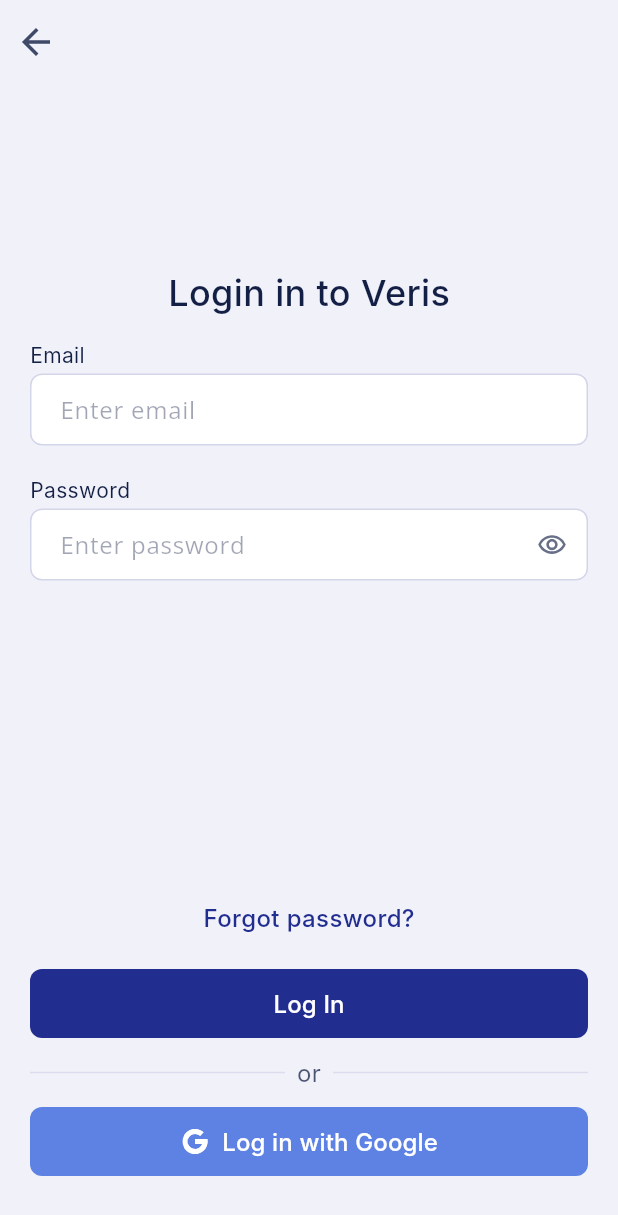
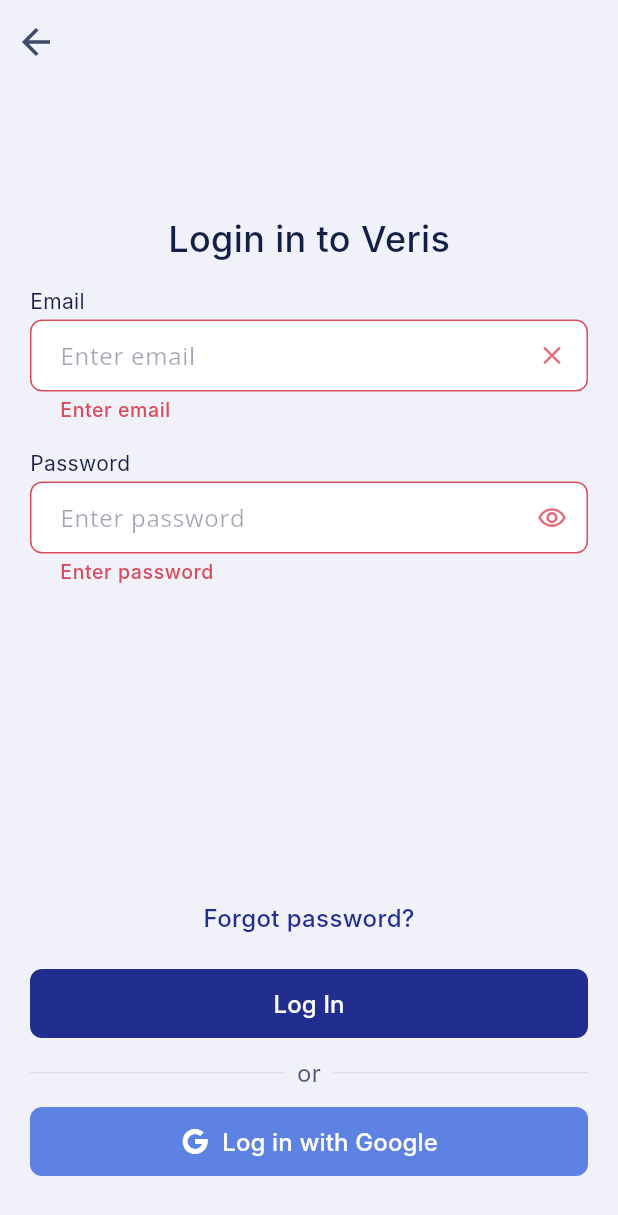
Before and after one commit to davidplans/veris, a Flutter app: the LoginPage screen opened directly, after a tap on "Log In", on a phone screen of 412 x 824 dp. Shown: the top 1215 px of the screen. Run offline on Flutter 3.47's test engine with Material 3 defaults, Android fonts, the light colour scheme and no system bars; our stand-ins replace camera, cloud_firestore, dio, equatable, firebase_auth, firebase_core and 12 more; missing offline and left inert: flow_builder, mobile_scanner, overlay_loading_progress, svg_path_parser; accounts and stored records are empty; Roboto replaces fonts that are missing (Inter); statements that could not run were skipped.

Commit message:
VR-116173440 Implementation Login validation.

```diff
--- a/lib/common/widgets/app_bar_widget.dart
+++ b/lib/common/widgets/app_bar_widget.dart
@@ -1,4 +1,3 @@
-import 'package:Veris/routes/routes.dart';
 import 'package:flutter/material.dart';
 import 'package:flutter_svg/flutter_svg.dart';
 
@@ -40,8 +39,11 @@
       // ],
       leading: Padding(
         padding: const EdgeInsets.all(10.0),
-        child: SvgPicture.asset(
-          'assets/icons/arrow-backword.svg',
+        child: GestureDetector(
+          onTap: () => Navigator.pop(context),
+          child: SvgPicture.asset(
+            'assets/icons/arrow-backword.svg',
+          ),
         ),
       ),
       leadingWidth: 48.0,
--- a/lib/common/widgets/ui_components/input_text_component.dart
+++ b/lib/common/widgets/ui_components/input_text_component.dart
@@ -1,3 +1,4 @@
+import 'package:Veris/core/utils/main_constants.dart';
 import 'package:Veris/style/color_constants.dart';
 import 'package:Veris/style/font_constants.dart';
 import 'package:flutter/material.dart';
@@ -13,14 +14,14 @@
   final String? errorText;
   final bool isEnable;
   final bool isValid;
-  // final bool canValidate;
   final bool autoCapitalize;
   final bool isObscureText;
-  final List<String>? assetsList;
+  final List<String>? iconsList;
   final Color sufixIconColor;
+  final String? iconAction;
 
-  const InputTextComponent({
-    super.key,
+  const InputTextComponent(
+      {super.key,
       required this.onChanged,
       this.controller,
       this.keyboardType = TextInputType.text,
@@ -32,10 +33,9 @@
       this.isValid = false,
       this.autoCapitalize = false,
       this.isObscureText = false,
-    this.assetsList,
+      this.iconsList,
       this.sufixIconColor = ColorConstants.iconPrimaryColor,
-    // this.canValidate = false,
-  });
+      this.iconAction});
 
   @override
   State<InputTextComponent> createState() => _InputTextComponentState();
@@ -68,13 +68,11 @@
                 color: ColorConstants.textPrimaryColor,
                 fontFamily: FontConstants.interFontFamily,
                 fontWeight: FontWeight.w400,
-              height: 1.14286
+                height: 1.14286),
           ),
         ),
-        ),
-        SizedBox(
-          height: 50,
-          child: TextField(
+        TextField(
+          key: const Key('InputTextComponent'),
           autocorrect: false,
           controller: widget.controller,
           keyboardType: widget.keyboardType,
@@ -86,6 +84,13 @@
           cursorWidth: 1.0,
           cursorColor: ColorConstants.textPrimaryColor,
           decoration: InputDecoration(
+              errorText: widget.errorText,
+              errorStyle: const TextStyle(
+                  color: ColorConstants.generalWarningColor,
+                  fontFamily: FontConstants.interFontFamily,
+                  fontSize: FontConstants.fontSize13,
+                  fontWeight: FontWeight.w500,
+                  height: 1.23),
               contentPadding: const EdgeInsets.only(
                   left: 16, top: 8.0, right: 12.0, bottom: 8.0),
               enabled: widget.isEnable,
@@ -93,53 +98,58 @@
               fillColor: ColorConstants.generalInvertedColor,
               floatingLabelBehavior: FloatingLabelBehavior.never,
               enabledBorder: OutlineInputBorder(
-                  borderRadius:
-                      BorderRadius.all(Radius.circular(_borderRadius)),
+                borderRadius: BorderRadius.all(Radius.circular(_borderRadius)),
                 borderSide: BorderSide(
-                    color:ColorConstants.inputBoarderDefaultColor,
+                  color: ColorConstants.inputBoarderDefaultColor,
                   width: _borderWidth,
                 ),
               ),
               focusedBorder: OutlineInputBorder(
-                  borderRadius:
-                      BorderRadius.all(Radius.circular(_borderRadius)),
+                borderRadius: BorderRadius.all(Radius.circular(_borderRadius)),
                 borderSide: BorderSide(
                   color: ColorConstants.inputBoarderFocusedColor,
                   width: _borderWidth,
                 ),
               ),
               errorBorder: OutlineInputBorder(
-                  borderRadius:
-                      BorderRadius.all(Radius.circular(_borderRadius)),
+                borderRadius: BorderRadius.all(Radius.circular(_borderRadius)),
                 borderSide: BorderSide(
                   color: ColorConstants.generalWarningColor,
                   width: _borderWidth,
                 ),
               ),
               focusedErrorBorder: OutlineInputBorder(
-                  borderRadius:
-                      BorderRadius.all(Radius.circular(_borderRadius)),
+                borderRadius: BorderRadius.all(Radius.circular(_borderRadius)),
                 borderSide: BorderSide(
                   color: ColorConstants.generalWarningColor,
                   width: _borderWidth,
                 ),
               ),
               labelText: widget.placeHolderText,
-                errorText: null,
               hintText: widget.hintText,
               labelStyle:
                   const TextStyle(color: ColorConstants.textDisabledColor),
-                suffixIcon: widget.assetsList != null
+              suffixIcon: widget.iconsList != null
                   ? IconButton(
                       onPressed: () => setState(() {
+                        switch (widget.iconAction) {
+                          case MainConstants.visibilityIconAction:
                             _visibility = !_visibility;
                             _isObscureText = !_isObscureText;
+                            break;
+                          case MainConstants.cleanIconAction:
+                            widget.controller!.clear();
+                        }
                       }),
                       icon: SvgPicture.asset(
-                          colorFilter: ColorFilter.mode(widget.sufixIconColor, BlendMode.srcIn),
+                        colorFilter: ColorFilter.mode(
+                            widget.errorText == null
+                                ? widget.sufixIconColor
+                                : ColorConstants.generalWarningColor,
+                            BlendMode.srcIn),
                         _visibility
-                              ? widget.assetsList![0]
-                              : widget.assetsList![1],
+                            ? widget.iconsList![0]
+                            : widget.iconsList![1],
                       ),
                     )
                   : null),
@@ -147,7 +157,17 @@
             widget.onChanged(text);
           }),
         ),
-        ),
+        // widget.errorText != null
+        //     ? Text(
+        //         widget.errorText!,
+        //         style: TextStyle(
+        //             color: ColorConstants.generalWarningColor,
+        //             fontFamily: FontConstants.interFontFamily,
+        //             fontSize: FontConstants.fontSize13,
+        //             fontWeight: FontWeight.w500,
+        //             height: 1.23),
+        //       )
+        //     : Container()
       ],
     );
   }
--- /dev/null
+++ b/lib/core/utils/main_constants.dart
@@ -0,0 +1,4 @@
+class MainConstants {
+  static const String cleanIconAction = 'clean';
+  static const String visibilityIconAction = 'visibility';
+}
--- a/lib/features/authentication/models/login_state.dart
+++ b/lib/features/authentication/models/login_state.dart
@@ -31,6 +31,7 @@
       email: email ?? this.email,
       password: password ?? this.password,
       isValid: isValid ?? this.isValid,
+      status: status ?? this.status,
       errorMessage: errorMessage ?? this.errorMessage,
     );
   }
--- a/lib/features/authentication/services/login_cubit.dart
+++ b/lib/features/authentication/services/login_cubit.dart
@@ -47,8 +47,9 @@
           status: FormzSubmissionStatus.failure,
         ),
       );
-    } catch (_) {
-      emit(state.copyWith(status: FormzSubmissionStatus.failure));
+    } catch (e) {
+      print(e);
+      // emit(state.copyWith(status: FormzSubmissionStatus.failure));
     }
   }
 }
--- a/lib/features/authentication/view/login_form.dart
+++ b/lib/features/authentication/view/login_form.dart
@@ -1,8 +1,8 @@
 import 'package:Veris/common/widgets/ui_components/input_text_component.dart';
 import 'package:Veris/common/widgets/ui_components/custom_button.dart';
+import 'package:Veris/core/utils/main_constants.dart';
 import 'package:Veris/features/authentication/models/login_state.dart';
 import 'package:Veris/features/authentication/services/login_cubit.dart';
-import 'package:Veris/features/authentication/view/signup_page.dart';
 import 'package:Veris/features/intro/view/welcome_page.dart';
 import 'package:Veris/style/color_constants.dart';
 import 'package:Veris/style/font_constants.dart';
@@ -10,9 +10,18 @@
 import 'package:flutter_bloc/flutter_bloc.dart';
 import 'package:formz/formz.dart';
 
-class LoginForm extends StatelessWidget {
+class LoginForm extends StatefulWidget {
   const LoginForm({Key? key}) : super(key: key);
 
+  @override
+  State<LoginForm> createState() => _LoginFormState();
+}
+
+class _LoginFormState extends State<LoginForm> {
+  final _formKey = GlobalKey<FormState>();
+  bool _canEmailValidate = false;
+  bool _canPasswordValidate = false;
+final TextEditingController _emailController = TextEditingController();
   @override
   Widget build(BuildContext context) {
     return BlocListener<LoginCubit, LoginState>(
@@ -27,6 +36,8 @@
             );
         }
       },
+      child: Form(
+        key: _formKey,
         child: Column(
           mainAxisSize: MainAxisSize.min,
           children: [
@@ -47,9 +58,68 @@
                         height: 1.166666),
                   ),
                   const SizedBox(height: 20),
-                _EmailInput(),
+                  BlocBuilder<LoginCubit, LoginState>(
+                    buildWhen: (previous, current) =>
+                        previous.email != current.email,
+                    builder: (context, state) {
+                      return InputTextComponent(
+                        key: const Key('loginForm_emailInput_textField'),
+                        onChanged: (email) {
+                          _canEmailValidate = false;
+                          context.read<LoginCubit>().emailChanged(email);
+                        },
+                        controller: _emailController,
+                        keyboardType: TextInputType.emailAddress,
+                        placeHolderText: 'Enter email',
+                        labelText: 'Email',
+                        hintText: '',
+                        isValid: !state.email.isNotValid &&
+                            state.email.value.isNotEmpty,
+                        errorText:
+                            state.email.value.isEmpty && _canEmailValidate
+                                ? 'Enter email'
+                                : state.email.isNotValid && _canEmailValidate
+                                    ? 'Incorrect email'
+                                    : null,
+                        iconsList: _canEmailValidate
+                            ? const [
+                                'assets/icons/close.svg',
+                              ]
+                            : null,
+                            iconAction: MainConstants.cleanIconAction,
+                      );
+                    },
+                  ),
                   const SizedBox(height: 20),
-                _PasswordInput(),
+                  BlocBuilder<LoginCubit, LoginState>(
+                    buildWhen: (previous, current) =>
+                        previous.password != current.password,
+                    builder: (context, state) {
+                      return InputTextComponent(
+                        key: const Key('loginForm_passwordInput_textField'),
+                        onChanged: (password) {
+                          _canPasswordValidate = false;
+                          context.read<LoginCubit>().passwordChanged(password);
+                        },
+                        isObscureText: false,
+                        labelText: 'Password',
+                        placeHolderText: 'Enter password',
+                        isValid: !state.password.isNotValid &&
+                            state.password.value.isNotEmpty,
+                        errorText: state.password.value.isEmpty &&
+                                _canPasswordValidate
+                            ? 'Enter password'
+                            : state.password.isNotValid && _canPasswordValidate
+                                ? 'Incorrect password'
+                                : null,
+                        iconsList: const [
+                          'assets/icons/visibility.svg',
+                          'assets/icons/visibility-off.svg'
+                        ],
+                        iconAction: MainConstants.visibilityIconAction,
+                      );
+                    },
+                  ),
                 ],
               ),
             ),
@@ -62,7 +132,35 @@
                 children: [
                   _ForgotPassword(),
                   const SizedBox(height: 10),
-                _LoginButton(),
+                  BlocBuilder<LoginCubit, LoginState>(
+                    // buildWhen: (previous, current) =>
+                    //     previous.status != current.status,
+                    builder: (context, state) {
+                      return state.status.isInProgress
+                          ? const CircularProgressIndicator(
+                              valueColor: AlwaysStoppedAnimation<Color>(
+                                  Color(0xFF189B8D)))
+                          : CustomButton(
+                              key: const Key('loginForm_continue_raisedButton'),
+                              title: 'Log In',
+                              backgroundColor:
+                                  ColorConstants.btnPrimaryDefaultColor,
+                              titleColor: ColorConstants.textInvertedColor,
+                              onPressed: () {
+                                setState(() {
+                                  if (state.email.isNotValid) {
+                                    _canEmailValidate = true;
+                                  }
+                                  if (state.password.isNotValid) {
+                                    _canPasswordValidate = true;
+                                  }
+                                });
+                                context
+                                    .read<LoginCubit>()
+                                    .logInWithCredentials();
+                              });
+                    },
+                  ),
                   const SizedBox(height: 12),
                   const _Divider(),
                   const SizedBox(height: 12),
@@ -71,6 +169,7 @@
               ),
             ),
           ],
+        ),
       ),
     );
   }
@@ -110,50 +209,6 @@
   }
 }
 
-class _EmailInput extends StatelessWidget {
-  @override
-  Widget build(BuildContext context) {
-    return BlocBuilder<LoginCubit, LoginState>(
-      buildWhen: (previous, current) => previous.email != current.email,
-      builder: (context, state) {
-        return InputTextComponent(
-          key: const Key('loginForm_emailInput_textField'),
-          onChanged: (email) => context.read<LoginCubit>().emailChanged(email),
-          keyboardType: TextInputType.emailAddress,
-          placeHolderText: 'Enter email',
-          labelText: 'Email',
-          hintText: '',
-          errorText: state.email.isNotValid ? 'Incorrect email' : null,
-        );
-      },
-    );
-  }
-}
-
-class _PasswordInput extends StatelessWidget {
-  @override
-  Widget build(BuildContext context) {
-    return BlocBuilder<LoginCubit, LoginState>(
-      buildWhen: (previous, current) => previous.password != current.password,
-      builder: (context, state) {
-        return InputTextComponent(
-          key: const Key('loginForm_passwordInput_textField'),
-          onChanged: (password) =>
-              context.read<LoginCubit>().passwordChanged(password),
-          isObscureText: false,
-          labelText: 'Password',
-          placeHolderText: 'Enter password',
-          errorText: state.password.isNotValid ? 'Incorrect password' : null,
-          assetsList: const [
-            'assets/icons/visibility.svg',
-            'assets/icons/visibility-off.svg'
-          ],
-        );
-      },
-    );
-  }
-}
-
 class _ForgotPassword extends StatelessWidget {
   @override
   Widget build(BuildContext context) {
@@ -179,28 +234,6 @@
   }
 }
 
-class _LoginButton extends StatelessWidget {
-  @override
-  Widget build(BuildContext context) {
-    return BlocBuilder<LoginCubit, LoginState>(
-      buildWhen: (previous, current) => previous.status != current.status,
-      builder: (context, state) {
-        return state.status.isInProgress
-            ? const CircularProgressIndicator(
-                valueColor: AlwaysStoppedAnimation<Color>(Color(0xFF189B8D)))
-            : CustomButton(
-                key: const Key('loginForm_continue_raisedButton'),
-                title: 'Log In',
-                backgroundColor: ColorConstants.btnPrimaryDefaultColor,
-                titleColor: ColorConstants.textInvertedColor,
-                onPressed: () =>
-                    context.read<LoginCubit>().logInWithCredentials(),
-              );
-      },
-    );
-  }
-}
-
 class _SignUpButton extends StatelessWidget {
   @override
   Widget build(BuildContext context) {
@@ -210,7 +243,11 @@
       titleColor: ColorConstants.iconInvertedColor,
       backgroundColor: ColorConstants.btnLogInGoogleColor,
       prefixIconPath: "assets/icons/google.svg",
-      onPressed: () => Navigator.of(context).push<void>(WelcomePage.route()),
+      onPressed: () {
+        Navigator.of(context).push<void>(
+          WelcomePage.route(),
+        );
+      },
     );
   }
 }
--- a/lib/features/authentication/view/login_page.dart
+++ b/lib/features/authentication/view/login_page.dart
@@ -7,8 +7,11 @@
 
 class LoginPage extends StatelessWidget {
   const LoginPage({Key? key}) : super(key: key);
+  static Page page() => const MaterialPage<void>(child: LoginPage());
 
-  static Page page() => const MaterialPage<void>(child: LoginPage());
+  static Route route() {
+    return MaterialPageRoute<void>(builder: (_) => const LoginPage());
+  }
 
   @override
   Widget build(BuildContext context) {
--- a/lib/features/intro/view/welcome_page.dart
+++ b/lib/features/intro/view/welcome_page.dart
@@ -1,20 +1,17 @@
 import 'package:Veris/common/widgets/ui_components/custom_button.dart';
+import 'package:Veris/features/authentication/view/login_page.dart';
 import 'package:Veris/style/color_constants.dart';
 import 'package:Veris/style/font_constants.dart';
 import 'package:flutter/material.dart';
 import 'package:flutter_svg/flutter_svg.dart';
 
-class WelcomePage extends StatefulWidget {
-  const WelcomePage({super.key});
+class WelcomePage extends StatelessWidget {
+  const WelcomePage({Key? key}) : super(key: key);
+  static Page page() => const MaterialPage<void>(child: WelcomePage());
   static Route route() {
     return MaterialPageRoute<void>(builder: (_) => const WelcomePage());
   }
 
-  @override
-  State<WelcomePage> createState() => _WelcomePageState();
-}
-
-class _WelcomePageState extends State<WelcomePage> {
   @override
   Widget build(BuildContext context) {
     return Scaffold(
@@ -56,7 +53,8 @@
             ],
           ),
           Padding(
-            padding: const EdgeInsets.only(left: 20.0, right: 20.0, bottom: 40.0),
+            padding:
+                const EdgeInsets.only(left: 20.0, right: 20.0, bottom: 40.0),
             child: Column(
               children: [
                 CustomButton(
@@ -79,7 +77,9 @@
                 const SizedBox(
                   height: 12.0,
                 ),
-                const Text(
+                GestureDetector(
+                  onTap: () {},
+                  child: const Text(
                     'I already have an account',
                     style: TextStyle(
                       fontFamily: FontConstants.interFontFamily,
@@ -87,6 +87,7 @@
                       fontWeight: FontWeight.w500,
                       color: ColorConstants.generalPrimaryColor,
                       height: 1.25,
+                    ),
                   ),
                 )
               ],
--- a/lib/routes/auth_generate_routes.dart
+++ b/lib/routes/auth_generate_routes.dart
@@ -1,7 +1,8 @@
 import 'package:Veris/core/view/bottom_nav_bar.dart';
+import 'package:Veris/features/authentication/view/login_page.dart';
+import 'package:Veris/features/intro/view/welcome_page.dart';
 import 'package:flutter/material.dart';
 import 'package:Veris/features/authentication/bloc/auth_state.dart';
-import 'package:Veris/features/authentication/view/login_page.dart';
 
 List<Page> onGenerateAppViewPages(AuthStatus state, List<Page<dynamic>> pages) {
   switch (state) {
--- a/lib/style/color_constants.dart
+++ b/lib/style/color_constants.dart
@@ -4,7 +4,7 @@
   //################## General #####################
   static const generalPrimaryColor = Color(0xFF222D90);
   static const generalSecondaryColor = Color(0xFF579BA5);
-  static const generalWarningColor = Color(0xFFD94C5D);
+  static const generalWarningColor = const Color(0xFFD94C5D);
   static const generalBackgroundColor = Color(0xFFF0F1F9);
   static const generalInvertedColor = Color(0xFFFFFFFF);
   //################## Text #####################
```
Lines whose indentation alone changed are shown as unchanged.
